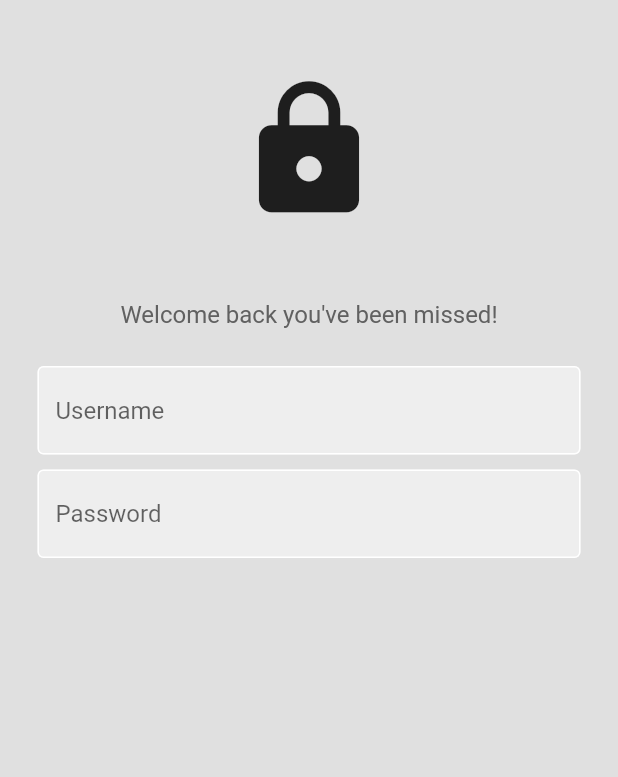
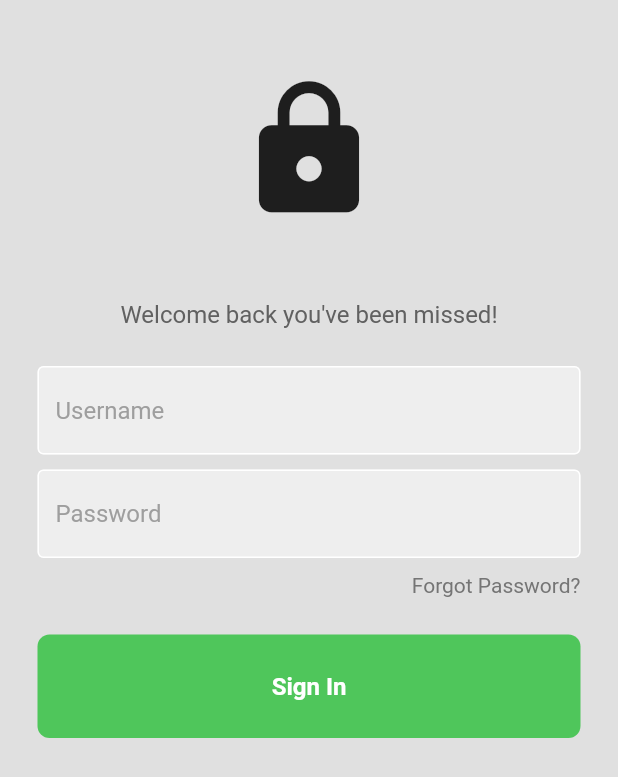
Before and after one commit to BrianKawinzi/medrx-mobile-app, a Flutter app: the screen it shows after launch, on a phone screen of 412 x 824 dp. Shown: the top 777 px of the screen. Run offline on Flutter 3.47's test engine with Material 2 defaults, Android fonts, the phone set to English and light mode, and no system bars; our stand-ins replace google_fonts.

Commit message:
sign in button

```diff
--- /dev/null
+++ b/lib/components/my_button.dart
@@ -0,0 +1,33 @@
+import 'package:flutter/material.dart';
+import 'package:medrx/theme.dart';
+
+class MyButton extends StatelessWidget {
+  final Function()? onTap;
+
+  const MyButton({super.key, required this.onTap});
+
+  @override
+  Widget build(BuildContext context) {
+    return GestureDetector(
+      onTap: onTap,
+      child: Container(
+        padding: const EdgeInsets.all(25),
+        margin: const EdgeInsets.symmetric(horizontal: 25),
+        decoration: BoxDecoration(
+          color: greenColor,
+          borderRadius: BorderRadius.circular(8),
+          ),
+        child: const Center(
+          child: Text(
+            "Sign In",
+            style: TextStyle(
+              color: Colors.white,
+              fontWeight: FontWeight.bold,
+              fontSize: 16,
+              ),
+          ),
+        ),
+      ),
+    );
+  }
+}
--- a/lib/components/my_textfield.dart
+++ b/lib/components/my_textfield.dart
@@ -29,6 +29,7 @@ class MyTextField extends StatelessWidget {
                     fillColor: Colors.grey.shade200,
                     filled: true,
                     hintText: hintText,
+                    hintStyle: TextStyle(color: Colors.grey[500]),
                   ),
                 ),
               );
--- a/lib/pages/login_page.dart
+++ b/lib/pages/login_page.dart
@@ -1,4 +1,5 @@
 import 'package:flutter/material.dart';
+import 'package:medrx/components/my_button.dart';
 import 'package:medrx/components/my_textfield.dart';
 
 class LoginPage extends StatelessWidget {
@@ -7,6 +8,9 @@ class LoginPage extends StatelessWidget {
   // text editing controllers
   final usernameController = TextEditingController();
   final passwordController = TextEditingController();
+
+  //sign user in method
+  void signUserIn() {}
 
   @override
   Widget build(BuildContext context) {
@@ -48,12 +52,31 @@ class LoginPage extends StatelessWidget {
               MyTextField(
                 controller: passwordController,
                 hintText: 'Password',
-                obscureText: false,
+                obscureText: true,
               ),
 
+
+              const SizedBox(height: 10),
               // forgot password?
+              Padding(
+                padding: const EdgeInsets.symmetric(horizontal: 25.0),
+                child: Row(
+                  mainAxisAlignment: MainAxisAlignment.end,
+                  children: [
+                    Text(
+                      'Forgot Password?',
+                      style: TextStyle(color: Colors.grey[600]),),
+                  ],
+                ),
+              ),
+
+              const SizedBox(height: 25),
               //sign in button
+              MyButton(
+                onTap: signUserIn,
+              ),
 
+              const SizedBox(height: 50),
 
               //or continue with
 
```
